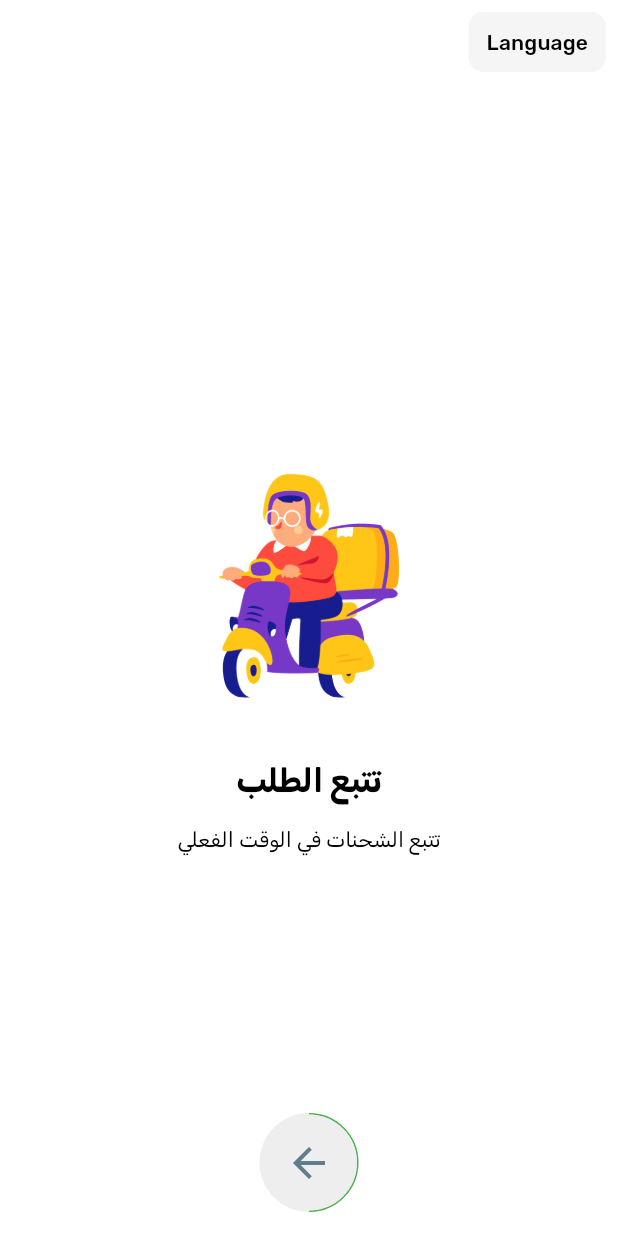
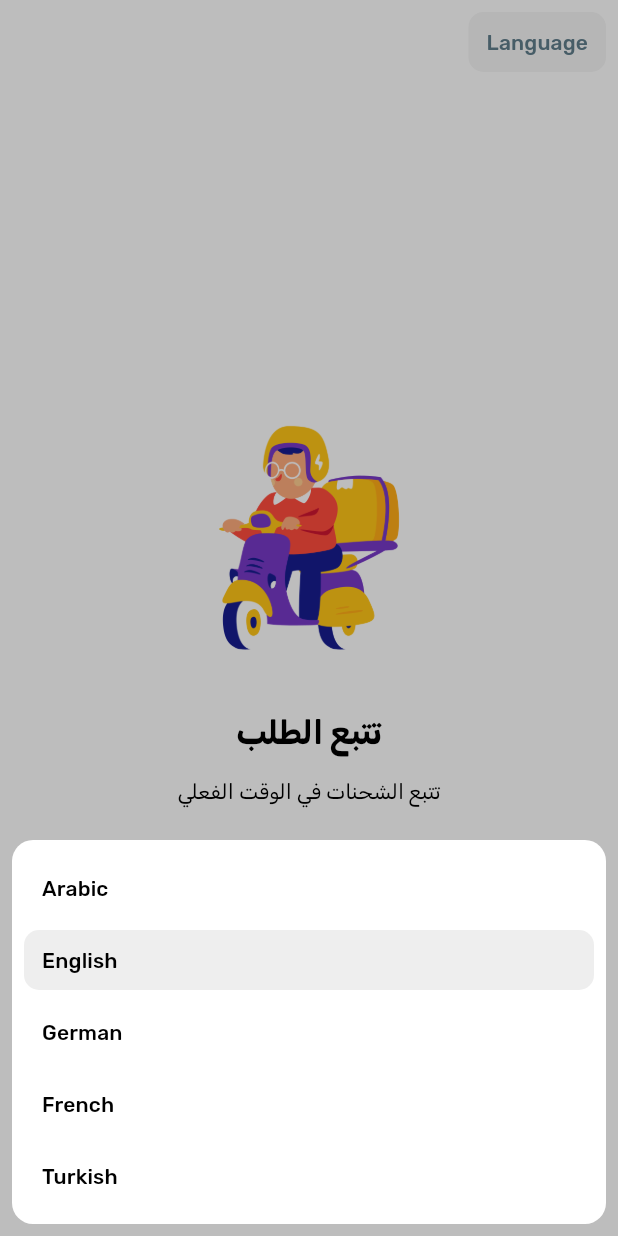
Before and after one commit to Muhammed-Hayr-Ali/Marketna_e-commerce, a Flutter app: the screen it shows after launch, after a tap on the "arrow back" icon, after a tap on "Language", on a phone screen of 412 x 824 dp. Run offline on Flutter 3.47's test engine with Material 3 defaults, Android fonts, the phone set to English and light mode, and no system bars; our stand-ins replace cached_network_image, flutter_holo_date_picker, flutter_rating_bar, flutter_svg, fluttertoast, geolocator and 9 more; missing offline and left inert: date_time_format, flutter_pin_code_fields; accounts and stored records are empty; statements that could not run were skipped.

Commit message:
Initial commit

```diff
--- a/lib/screens/onboarding/controller/controller.dart
+++ b/lib/screens/onboarding/controller/controller.dart
@@ -10,35 +10,45 @@ class OnboardingController extends GetxController {
 
   final pageController = PageController();
 
-  void changeSelectedIndex(int index) {
+  /// Updates the [_selectedIndex] and [_loadingValue] based on the given [index].
+  ///
+  /// The [_loadingValue] is updated by dividing the [index] by 2, which
+  /// effectively maps the 0-2 index values to 0.0-1.0.
+  void updateSelectedIndex(int index) {
     _selectedIndex = index;
-    _loadingValue.value = (index / 2);
+    _loadingValue.value = index / 2;
   }
 
+  /// Navigates to the next page in the onboarding process.
+  ///
+  /// If the next index exceeds 2, navigates to the login screen.
+  /// Otherwise, it advances to the next page using the [pageController]
+  /// and updates the [_selectedIndex].
+
   void nextPage() {
-    if (_selectedIndex == 2) {
-      goToAhth();
+    final int nextIndex = _selectedIndex + 1;
+    if (nextIndex > 2) {
+      Get.offAllNamed(Routes.LOGIN_SCREEN);
     } else {
       pageController.nextPage(
         duration: const Duration(milliseconds: 500),
         curve: Curves.ease,
       );
+      _selectedIndex = nextIndex;
     }
   }
 
-  void goToAhth() => Get.offAllNamed(Routes.LOGIN_SCREEN);
+  /// Opens a dialog to select a language, and if the user selects a new
+  /// language, it updates the locale of the app and saves the new language
+  /// code to storage.
+  Future<void> selectLanguage() async {
+    final oldLanguageCode =
+        _storage.read<String>(STORAGE_KEYS.LOCALE) ??
+        Get.deviceLocale!.languageCode;
 
-  void selectLanguage() async {
-    final oldLanguageCode =
-        _storage.read(STORAGE_KEYS.LOCALE) ?? Get.deviceLocale;
-
-    debugPrint('oldLanguageCode : $oldLanguageCode');
-    final languageCode = await _main.openLanguage(oldLanguageCode);
-    if (languageCode == null) return;
-
-    Get.updateLocale(Locale(languageCode));
-    debugPrint('languageCode : $languageCode');
-
-    _storage.write(STORAGE_KEYS.LOCALE, languageCode);
+    final newLanguageCode = await _main.openLanguage(oldLanguageCode);
+    if (newLanguageCode == null) return;
+    Get.updateLocale(Locale(newLanguageCode));
+    _storage.write(STORAGE_KEYS.LOCALE, newLanguageCode);
   }
 }
--- a/lib/screens/onboarding/controller/main.dart
+++ b/lib/screens/onboarding/controller/main.dart
@@ -3,7 +3,6 @@ import 'package:application/utils/import.dart';
 class OnboardingMainController {
   Future<String?> openLanguage(String? localCode) async {
     return await custombottomSheet(
-      title: ConstantsText.SELECT_LANGUAGE,
       children: [
         TextButton(
           onPressed: () => Get.back(result: 'ar'),
--- a/lib/screens/onboarding/onboarding_screen.dart
+++ b/lib/screens/onboarding/onboarding_screen.dart
@@ -30,7 +30,7 @@ class OnboardingScreen extends StatelessWidget {
           TextButton(
             style: TextButton.styleFrom(backgroundColor: Colors.grey.shade100),
             onPressed: _.selectLanguage,
-            child: CustomText(ConstantsText.LANGUAGE),
+            child: CustomText(ConstantsText.LANGUAGE, color: Colors.blueGrey),
           ),
         ],
       ),
@@ -40,19 +40,17 @@ class OnboardingScreen extends StatelessWidget {
           () => Column(
             mainAxisAlignment: MainAxisAlignment.spaceBetween,
             children: [
-              const SizedBox(height: 64),
               Expanded(
                 child: PageView(
                   controller: _.pageController,
-                  onPageChanged: (index) => _.changeSelectedIndex(index),
+                  onPageChanged: (index) => _.updateSelectedIndex(index),
                   children: pages,
                 ),
               ),
               CustomCicularButton(
                 isLoading: false,
                 progressColors: [Colors.red, Colors.green, Colors.blue],
-                progressWidth: 1,
-                borderColor: Colors.grey.shade200,
+                borderColor: Colors.grey.shade100,
                 borderWidth: 2,
                 loadingValue: _.loadingValue,
                 onPressed: _.nextPage,
--- a/lib/screens/splash_screen/controller/splash_screen_controller.dart
+++ b/lib/screens/splash_screen/controller/splash_screen_controller.dart
@@ -95,6 +95,7 @@ class SplashScreenController extends GetxController {
   /// Sets [isLoading] to true, and calls [initializeApp].
   void retryInitialization() {
     _isLoading.value = true;
+    _errorMessage.value = '';
     initializeApp();
   }
 }
--- a/lib/widgets/custom_bottom_sheet.dart
+++ b/lib/widgets/custom_bottom_sheet.dart
@@ -8,7 +8,7 @@ custombottomSheet<T>({required List<Widget> children, String? title}) {
       padding: EdgeInsets.all(8.0),
       decoration: BoxDecoration(
         color: Colors.white,
-        borderRadius: BorderRadius.circular(10.0),
+        borderRadius: BorderRadius.circular(14.0),
       ),
 
       child: Column(
--- a/lib/widgets/custom_circular_button.dart
+++ b/lib/widgets/custom_circular_button.dart
@@ -5,7 +5,7 @@ class CustomCicularButton extends StatelessWidget {
   final double? loadingValue;
   final Widget? child;
   final double size;
-  final Color? backgroundColor;
+  final Color backgroundColor;
   final double borderWidth;
   final Color? borderColor;
 
@@ -16,7 +16,7 @@ class CustomCicularButton extends StatelessWidget {
   const CustomCicularButton({
     super.key,
     this.size = 64,
-    this.backgroundColor,
+    this.backgroundColor = const Color(0xFFF5F5F5),
     this.child,
     this.onPressed,
     this.borderWidth = 0.0,
@@ -89,7 +89,7 @@ class CustomCicularButton extends StatelessWidget {
             minimumSize: Size.fromRadius(size / 2),
             maximumSize: Size.fromRadius(size / 2),
             fixedSize: Size(size, size),
-            backgroundColor: backgroundColor ?? Colors.grey.shade200,
+            backgroundColor: backgroundColor,
             shadowColor: Colors.transparent,
             elevation: 0,
             shape: const CircleBorder(),
```
